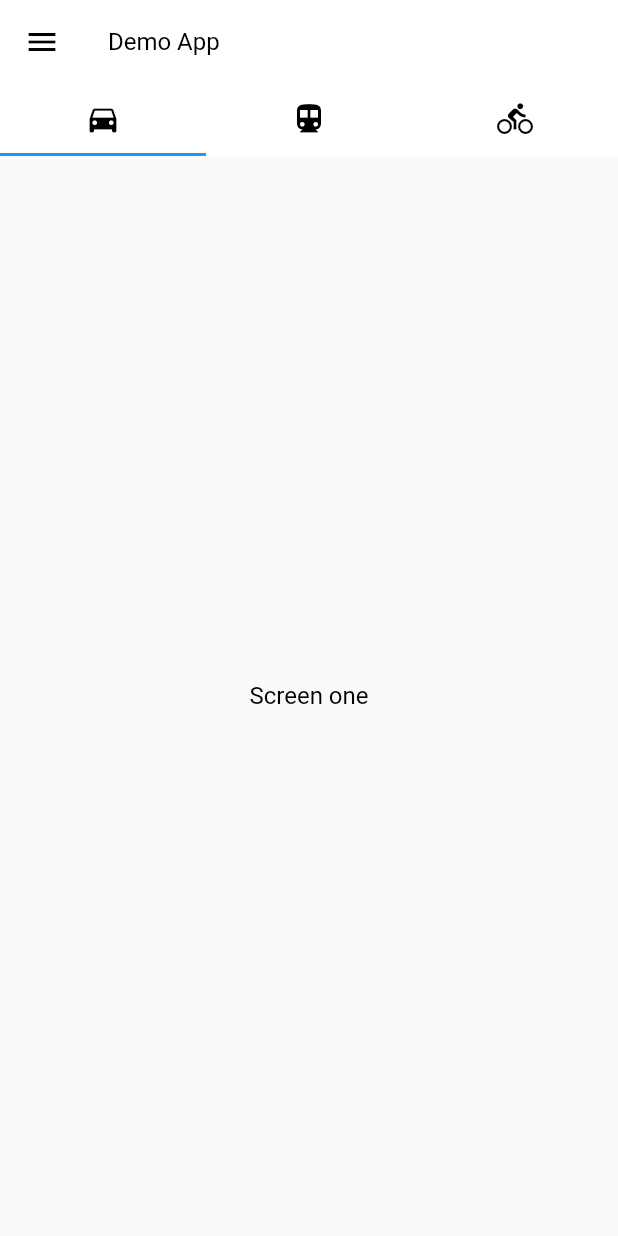
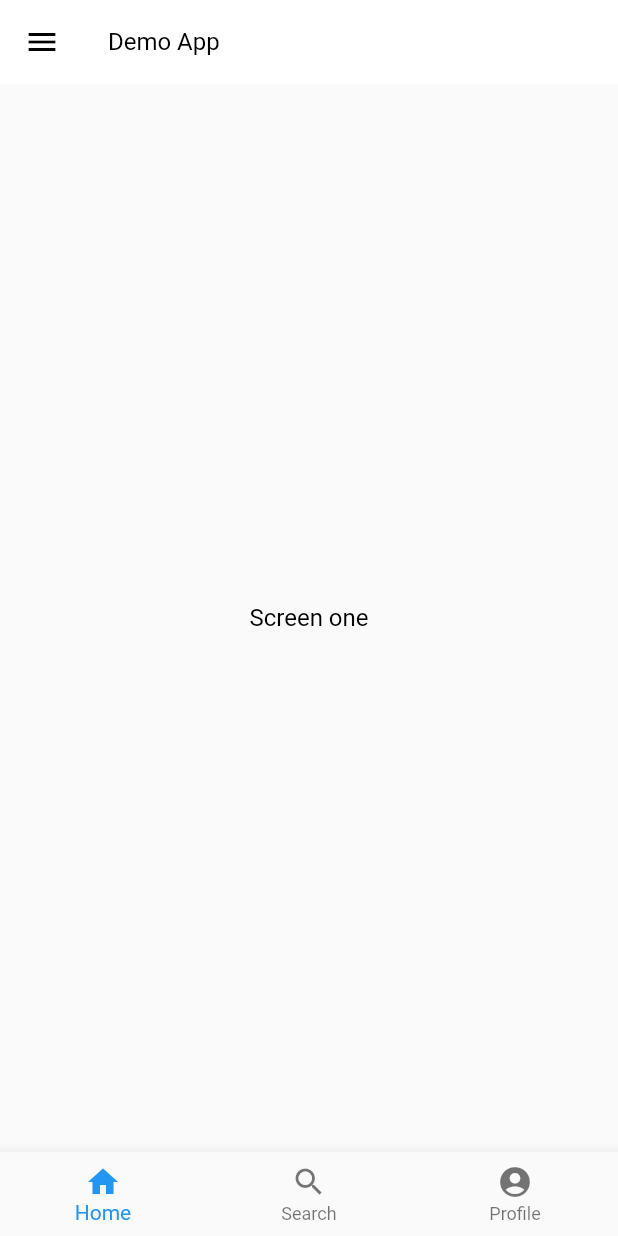
Before and after one commit to Ashcrafter55/NEX-App, a Flutter app: the HomeScreen screen opened directly, on a phone screen of 412 x 824 dp. Run offline on Flutter 3.47's test engine with Material 2 defaults, Android fonts, the phone set to English and light mode, and no system bars; our stand-ins replace get.

Commit message:
tabs modified

```diff
--- /dev/null
+++ b/lib/screens/buyerHome/buyerHome.dart
@@ -0,0 +1,56 @@
+import 'package:flutter/material.dart';
+import 'package:flutter_template_project/helpers/style.dart';
+import 'package:flutter_template_project/screens/login/login.dart';
+import 'package:flutter_template_project/widgets/custom_text.dart';
+import 'package:get/get.dart';
+
+class HomeScreen extends StatelessWidget {
+  //const HomeScreen({ Key key }) : super(key: key);
+
+  var items = [
+    BottomNavigationBarItem(icon: Icon(Icons.home), label: "Home"),
+    BottomNavigationBarItem(icon: Icon(Icons.search), label: "Search"),
+    BottomNavigationBarItem(icon: Icon(Icons.account_circle), label: "Profile")
+  ];
+
+  @override
+  Widget build(BuildContext context) {
+    return DefaultTabController(
+              length: 3,
+
+      child: Scaffold(
+        bottomNavigationBar: BottomNavigationBar(
+          items: items,
+        ),
+        appBar: AppBar(
+          backgroundColor: Colors.white,
+          elevation: 0,
+          iconTheme: IconThemeData(color: Colors.black),
+          title: CustomText(text: "Demo App",),
+          ),
+          drawer: Drawer(
+            child: ListView(
+              children: [
+                UserAccountsDrawerHeader(accountName: CustomText(text: "Santos Enoque",), accountEmail: CustomText(text: "santosenoque.ss@gmail.com",)),
+                ListTile(
+                  leading: Icon(Icons.exit_to_app),
+                  title: CustomText(text: "Log out",),
+                  onTap: (){
+                    Get.offAll(LoginScreen());
+                  },
+                )
+              ],
+            ),
+          ),
+        body: TabBarView(
+            children: [
+              Center(child: CustomText(text: "Screen one",),),
+                           Center(child: CustomText(text: "Screen two",),),
+              Center(child: CustomText(text: "Screen three",),),
+
+            ],
+          ),
+      ),
+    );
+  }
+}
--- a/lib/screens/buyerHome/home.dart
+++ b/lib/screens/buyerHome/home.dart
@@ -1,54 +1,16 @@
 import 'package:flutter/material.dart';
-import 'package:flutter_template_project/helpers/style.dart';
-import 'package:flutter_template_project/screens/login/login.dart';
-import 'package:flutter_template_project/widgets/custom_text.dart';
-import 'package:get/get.dart';
 
-class HomeScreen extends StatelessWidget {
-  const HomeScreen({ Key key }) : super(key: key);
+class home extends StatefulWidget {
+  const home({Key key}) : super(key: key);
+
 
   @override
+  _homeState createState() => _homeState();
+}
+
+class _homeState extends State<home> {
+  @override
   Widget build(BuildContext context) {
-    return DefaultTabController(
-              length: 3,
-
-      child: Scaffold(
-        appBar: AppBar(
-          backgroundColor: Colors.white,
-          elevation: 0,
-          iconTheme: IconThemeData(color: Colors.black),
-          title: CustomText(text: "Demo App",),
-               bottom: TabBar(
-              tabs: [
-                Tab(icon: Icon(Icons.directions_car, color: Colors.black,)),
-                Tab(icon: Icon(Icons.directions_transit, color: Colors.black,)),
-                Tab(icon: Icon(Icons.directions_bike, color: Colors.black,)),
-              ],
-            ),
-          ),
-          drawer: Drawer(
-            child: ListView(
-              children: [
-                UserAccountsDrawerHeader(accountName: CustomText(text: "Santos Enoque",), accountEmail: CustomText(text: "santosenoque.ss@gmail.com",)),
-                ListTile(
-                  leading: Icon(Icons.exit_to_app),
-                  title: CustomText(text: "Log out",),
-                  onTap: (){
-                    Get.offAll(LoginScreen());
-                  },
-                )
-              ],
-            ),
-          ),
-        body: TabBarView(
-            children: [
-              Center(child: CustomText(text: "Screen one",),),
-                           Center(child: CustomText(text: "Screen two",),),
-              Center(child: CustomText(text: "Screen three",),),
-
-            ],
-          ),
-      ),
-    );
+    return Container();
   }
 }
--- a/lib/screens/login/login.dart
+++ b/lib/screens/login/login.dart
@@ -1,6 +1,6 @@
 import 'package:flutter/material.dart';
 import 'package:flutter_template_project/helpers/style.dart';
-import 'package:flutter_template_project/screens/buyerHome/home.dart';
+import 'package:flutter_template_project/screens/buyerHome/buyerHome.dart';
 import 'package:flutter_template_project/screens/registration/registration.dart';
 import 'package:flutter_template_project/widgets/custom_button.dart';
 import 'package:flutter_template_project/widgets/custom_text.dart';
--- a/lib/screens/registration/registration.dart
+++ b/lib/screens/registration/registration.dart
@@ -1,6 +1,6 @@
 import 'package:flutter/material.dart';
 import 'package:flutter_template_project/helpers/style.dart';
-import 'package:flutter_template_project/screens/buyerHome/home.dart';
+import 'package:flutter_template_project/screens/buyerHome/buyerHome.dart';
 import 'package:flutter_template_project/screens/login/login.dart';
 import 'package:flutter_template_project/widgets/custom_button.dart';
 import 'package:flutter_template_project/widgets/custom_text.dart';
```
Also changed, not shown: lib/screens/search/search.dart (added).
